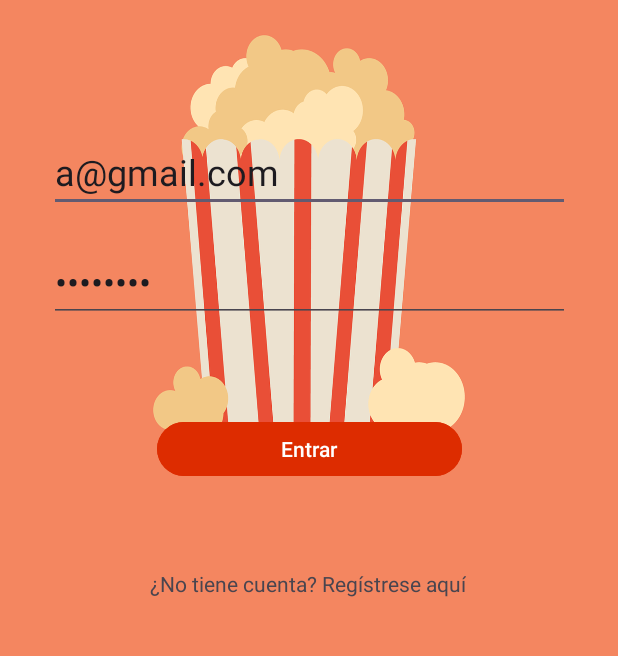
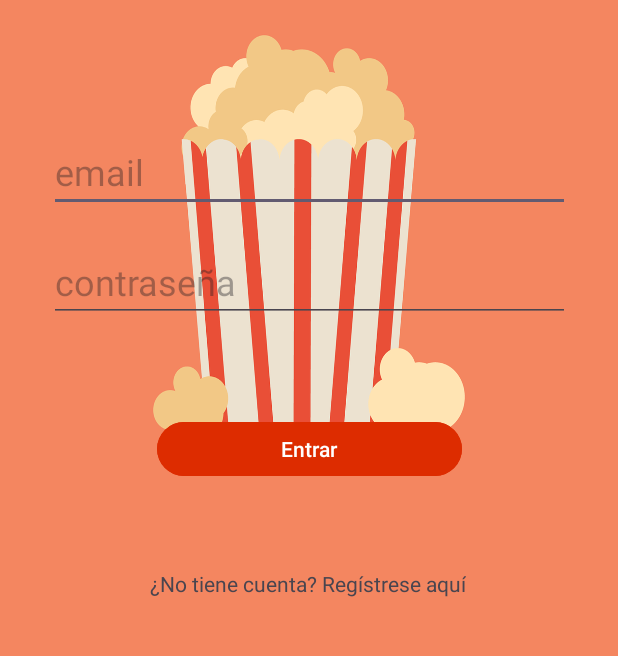
Before and after one commit to coherlop/peliculeros, an Android app: the screen it shows after launch (MainActivity), on a phone screen of 412 x 824 dp, the part 386-1042 px from its top. Run offline under Robolectric (Android 15) with nearby library versions, the phone set to English and light mode, and no system bars; our stand-ins replace Volley.

Commit message:
Entrega trabajo final v1.1 minor fixes

```diff
--- a/app/src/main/java/com/example/mysqlpeliculas1/MainActivity.java
+++ b/app/src/main/java/com/example/mysqlpeliculas1/MainActivity.java
@@ -60,7 +60,7 @@ public class MainActivity extends AppCompatActivity {
                             finish();
                             startActivity(new Intent(getApplicationContext(), MostrarPeliculas.class));
                         } else {
-                            Toast.makeText(getApplicationContext(), "error en la autenticacion", Toast.LENGTH_SHORT).show();
+                            Toast.makeText(getApplicationContext(), "Error en la autenticacion", Toast.LENGTH_SHORT).show();
                         }
                     }
                 }, new Response.ErrorListener() {
--- a/app/src/main/java/com/example/mysqlpeliculas1/NuevoRegistroActivity.java
+++ b/app/src/main/java/com/example/mysqlpeliculas1/NuevoRegistroActivity.java
@@ -54,6 +54,7 @@ public class NuevoRegistroActivity extends AppCompatActivity {
                             editor.apply();
                             Toast.makeText(getApplicationContext(), "Registro existoso", Toast.LENGTH_SHORT).show();
                             startActivity(new Intent(getApplicationContext(), MainActivity.class));
+                            finish();
                         } else {
                             Toast.makeText(getApplicationContext(), "Error al registrarse", Toast.LENGTH_SHORT).show();
                             Toast.makeText(getApplicationContext(), response, Toast.LENGTH_LONG).show();
--- a/app/src/main/res/layout/activity_main.xml
+++ b/app/src/main/res/layout/activity_main.xml
@@ -17,7 +17,6 @@
         android:ems="10"
         android:hint="email"
         android:inputType="textPersonName"
-        android:text="a@gmail.com"
         android:textSize="24sp"
         app:layout_constraintEnd_toEndOf="parent"
         app:layout_constraintStart_toStartOf="parent"
@@ -62,7 +61,6 @@
         android:ems="10"
         android:hint="contraseña"
         android:inputType="textPersonName|textPassword"
-        android:text="12345678"
         android:textSize="24sp"
         app:layout_constraintEnd_toEndOf="parent"
         app:layout_constraintHorizontal_bias="0.5"
```
Also changed, not shown: app/src/main/java/com/example/mysqlpeliculas1/MostrarPeliculas.java (+8 -2 lines).
